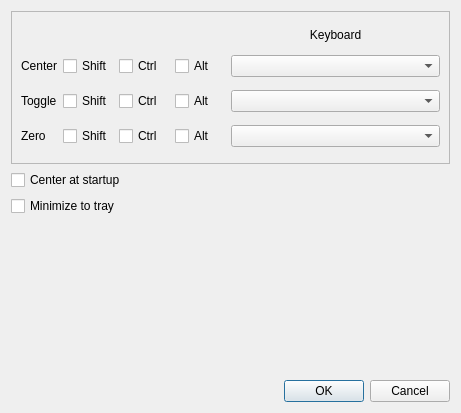
The window that facetracknoir/keyboard.ui (opentrack/opentrack) describes before a commit, drawn with Qt 5.
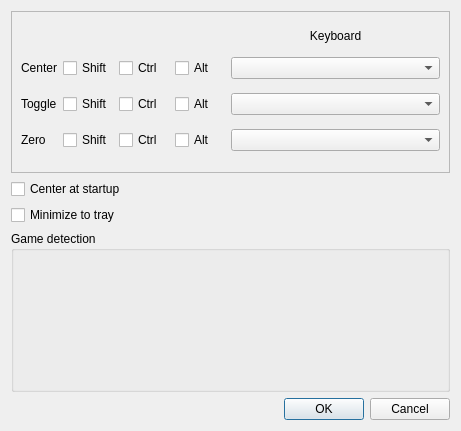
The same window after the commit. Icons and pictures are not drawn. Custom widgets are drawn as their Qt base class.

Commit message: game-detector: clarify the UI a bit

Diff of the .ui file:
```diff
--- a/facetracknoir/keyboard.ui
+++ b/facetracknoir/keyboard.ui
@@ -7,7 +7,7 @@
     <x>0</x>
     <y>0</y>
     <width>461</width>
-    <height>413</height>
+    <height>431</height>
    </rect>
   </property>
   <property name="sizePolicy">
@@ -289,13 +289,22 @@
     </widget>
    </item>
    <item>
-    <widget class="process_detector" name="game_detector">
+    <widget class="QGroupBox" name="groupBox">
+     <property name="title">
+      <string>Game detection</string>
+     </property>
+     <layout class="QGridLayout" name="gridLayout_2">
+      <item row="0" column="0">
+       <widget class="process_detector" name="game_detector" native="true">
      <property name="sizePolicy">
       <sizepolicy hsizetype="Preferred" vsizetype="Minimum">
        <horstretch>0</horstretch>
        <verstretch>0</verstretch>
       </sizepolicy>
      </property>
+       </widget>
+      </item>
+     </layout>
     </widget>
    </item>
    <item>
```
Lines whose indentation alone changed are shown as unchanged. The commit also changes 1 other file.
